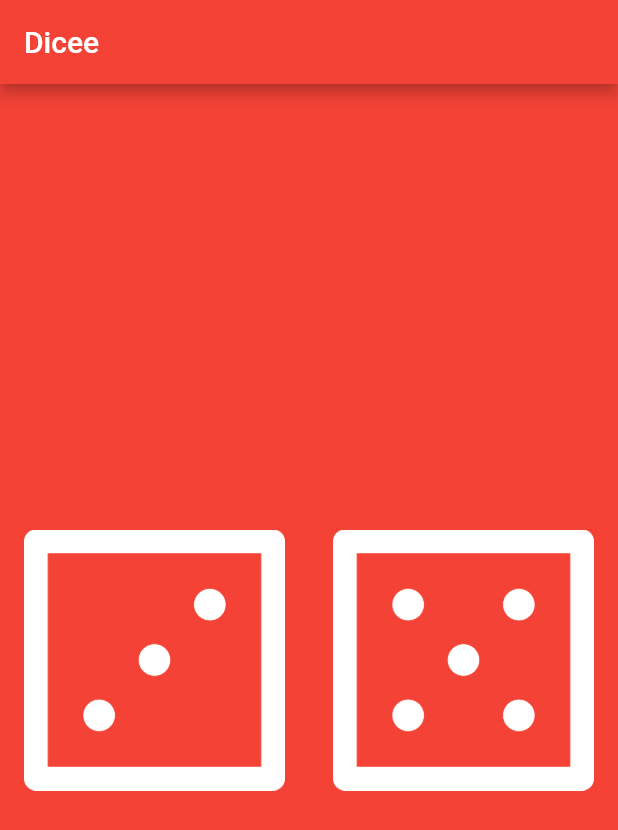
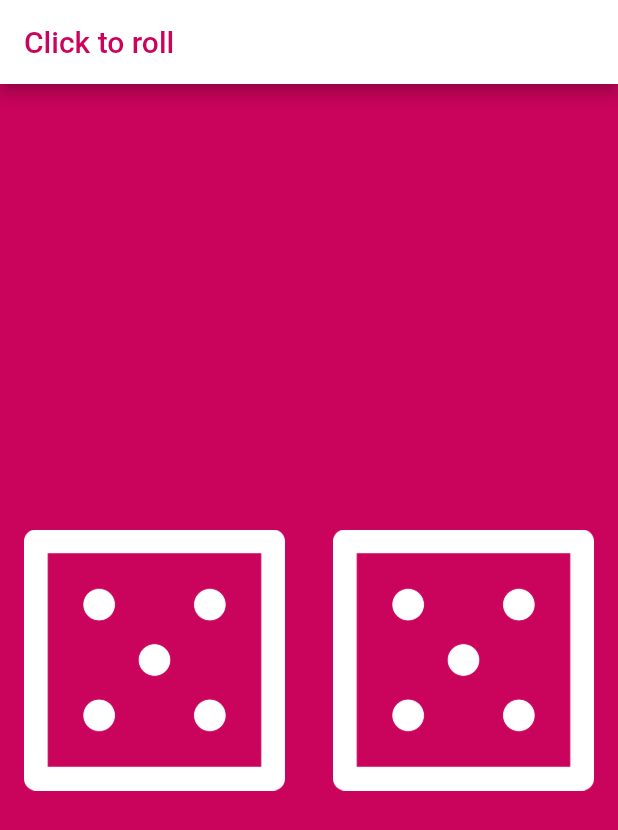
Before and after one commit to mcbianconi/dicee, a Flutter app: the screen it shows after launch, on a phone screen of 412 x 824 dp. Shown: the top 830 px of the screen. Run offline on Flutter 3.47's test engine with Material 2 defaults, Android fonts, the phone set to English and light mode, and no system bars.

Commit message:
Update do módulo

```diff
--- a/lib/main.dart
+++ b/lib/main.dart
@@ -1,16 +1,23 @@
+import 'dart:math';
+
 import 'package:flutter/material.dart';
 
 void main() {
   return runApp(
     MaterialApp(
       debugShowCheckedModeBanner: false,
-      home: Scaffold(
-        backgroundColor: Colors.red,
-        appBar: AppBar(
-          title: Text('Dicee'),
-          backgroundColor: Colors.red,
+      home: SafeArea(
+        child: Scaffold(
+          backgroundColor: Color(0xffCA035C),
+          appBar: AppBar(
+            title: Text(
+              'Click to roll',
+              style: TextStyle(color: Color(0xffCA035C)),
+            ),
+            backgroundColor: Colors.white,
+          ),
+          body: DicePage(),
         ),
-        body: DicePage(),
       ),
     ),
   );
@@ -23,21 +30,42 @@ class DicePage extends StatelessWidget {
       child: Row(
         children: <Widget>[
           Expanded(
-            child: FlatButton(
-              child: Image.asset('images/dice3.png'),
-              onPressed: () {
-                print("clicouuuu");
-              },
-            ),
+            child: Dice(),
           ),
           Expanded(
-            child: FlatButton(
-              child: Image.asset('images/dice5.png'),
-              onPressed: () {},
-            ),
+            child: Dice(),
           )
         ],
       ),
     );
   }
 }
+
+class Dice extends StatefulWidget {
+  @override
+  _DiceState createState() => _DiceState();
+}
+
+class _DiceState extends State<Dice> {
+  int number = roll();
+
+  static int roll() {
+    return Random().nextInt(6) + 1;
+  }
+
+  @override
+  Widget build(BuildContext context) {
+    return AnimatedSwitcher(
+      duration: const Duration(milliseconds: 200),
+      child: FlatButton(
+        key: ValueKey<int>(number),
+        child: Image.asset('images/dice$number.png'),
+        onPressed: () {
+          setState(() {
+            number = roll();
+          });
+        },
+      ),
+    );
+  }
+}
```
Also changed, not shown: 1 other file.
